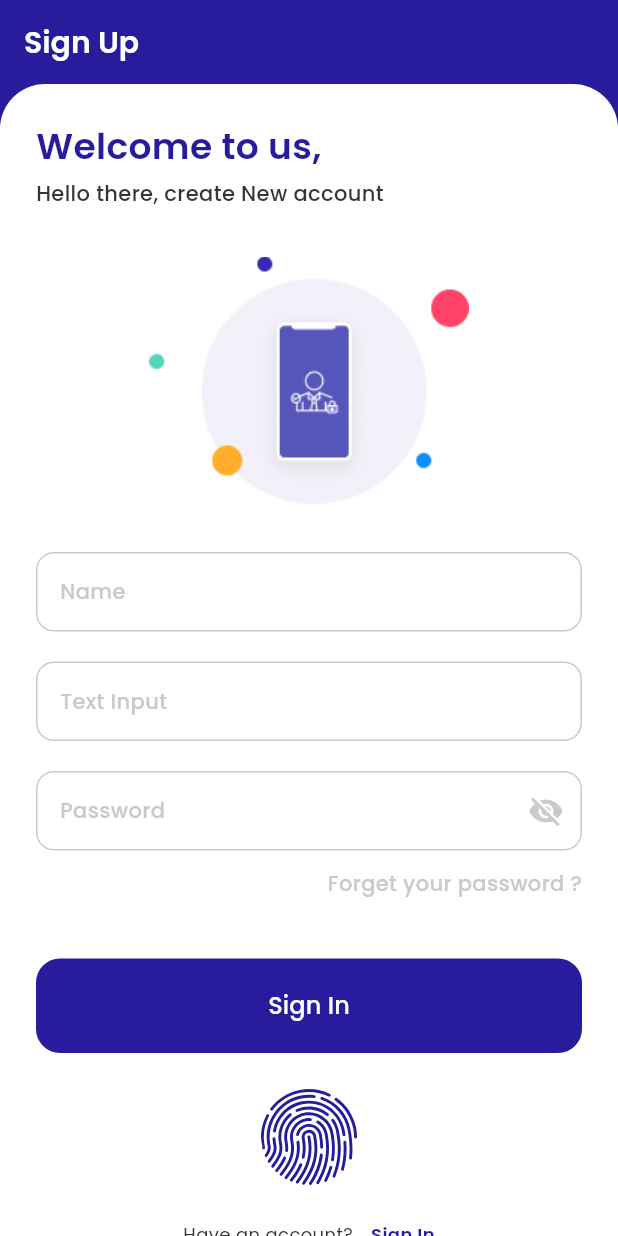
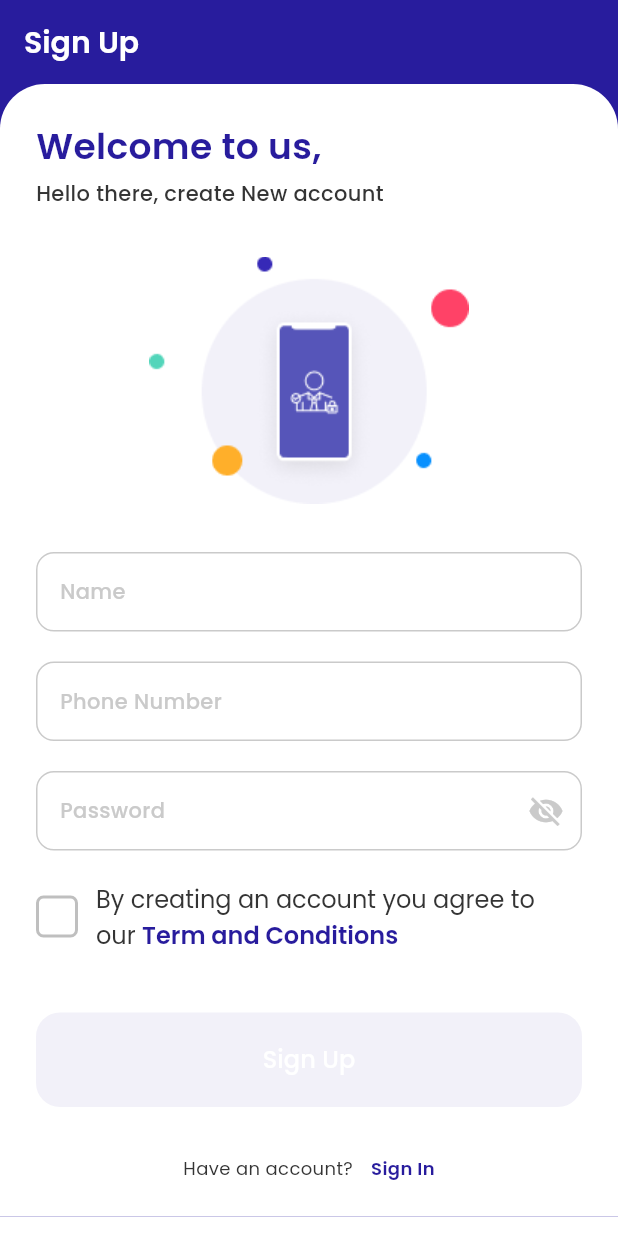
Before and after one commit to KevinAWijaya/ibank_emoney, a Flutter app: the screen it shows after launch, after a tap on "Sign Up", on a phone screen of 412 x 824 dp. Run offline on Flutter 3.47's test engine with Material 3 defaults, Android fonts, the phone set to English and light mode, and no system bars; our stand-ins replace fl_chart, flutter_svg, google_fonts.

Commit message:
register page & adjustment login page

```diff
--- a/lib/core/theme/color.dart
+++ b/lib/core/theme/color.dart
@@ -46,7 +46,7 @@ class VColor {
   static const Color whiteOpacitiy = Color.fromARGB(20, 255, 255, 255);
   static const Color blackOpacity = Color.fromARGB(20, 0, 0, 0);
 
-  static const Color grey1 = Color(0xFFEEEEEE);
+  static const Color grey1 = Color(0xFFBFBFBF);
   static const Color grey2 = Color.fromARGB(255, 169, 168, 168);
   static const Color grey3 = Color.fromARGB(255, 86, 86, 86);
   static const Color grey4 = Color.fromARGB(255, 52, 52, 52);
--- a/lib/ui/auth/login_page.dart
+++ b/lib/ui/auth/login_page.dart
@@ -18,26 +18,21 @@ class LoginPage extends StatefulWidget {
 }
 
 class _LoginPageState extends State<LoginPage> {
-  final textInputController = TextEditingController();
+  final _formKey = GlobalKey<FormState>();
+
+  final phoneController = TextEditingController();
   final passwordController = TextEditingController();
 
-  bool get _isFilled => textInputController.text.isNotEmpty && passwordController.text.isNotEmpty;
+  bool get _isFilled => phoneController.text.isNotEmpty && passwordController.text.isNotEmpty;
 
   @override
   void initState() {
     super.initState();
-    textInputController.addListener(_onChanged);
+    phoneController.addListener(_onChanged);
     passwordController.addListener(_onChanged);
   }
 
   void _onChanged() => setState(() {});
-
-  @override
-  void dispose() {
-    textInputController.dispose();
-    passwordController.dispose();
-    super.dispose();
-  }
 
   @override
   Widget build(BuildContext context) {
@@ -79,28 +74,7 @@ class _LoginPageState extends State<LoginPage> {
             child: Image.asset('$imagePath/Circle Lock.png', height: 165, fit: BoxFit.contain),
           ),
           spaceVerticalSuperLarge,
-          VTextField(hint: "Text Input", controller: textInputController),
-          spaceVerticalMedium,
-          VTextField(hint: "Password", controller: passwordController, isObscure: true),
-          spaceVerticalSmall,
-          Align(
-            alignment: AlignmentDirectional.centerEnd,
-            child: Text("Forget your password ?", style: caption2.copyWith(color: VColor.neutral4)),
-          ),
-          spaceVerticalCustom(40),
-          SizedBox(
-            width: double.infinity,
-            child: FilledButton(
-              onPressed: _isFilled ? () {} : null,
-              style: FilledButton.styleFrom(
-                shape: RoundedRectangleBorder(borderRadius: BorderRadius.all(Radius.circular(radiusLarge))),
-                padding: EdgeInsets.all(marginMedium),
-                backgroundColor: VColor.primary1,
-                disabledBackgroundColor: VColor.primary4,
-              ),
-              child: Text("Sign In", style: textBody1.copyWith(color: VColor.white)),
-            ),
-          ),
+          _form(),
           spaceVerticalLarge,
           Align(
             alignment: Alignment.center,
@@ -129,4 +103,53 @@ class _LoginPageState extends State<LoginPage> {
       ),
     );
   }
+
+  Widget _form() {
+    return Form(
+      key: _formKey,
+      child: Column(
+        children: [
+          VTextField(
+            hint: "Phone Number",
+            controller: phoneController,
+            keyboardType: TextInputType.phone,
+            preffixText: "(+62)",
+            validator: (value) => (value == null || value.length < 9) ? "Enter valid phone" : null,
+          ),
+          spaceVerticalMedium,
+          VTextField(
+            hint: "Password",
+            controller: passwordController,
+            isObscure: true,
+            validator: (value) => (value == null || value.length < 6) ? "Min 6 characters" : null,
+          ),
+          spaceVerticalSmall,
+          Align(
+            alignment: AlignmentDirectional.centerEnd,
+            child: Text("Forget your password ?", style: caption2.copyWith(color: VColor.neutral4)),
+          ),
+          spaceVerticalCustom(40),
+          SizedBox(
+            width: double.infinity,
+            child: FilledButton(
+              onPressed: _isFilled
+                  ? () {
+                      if (_formKey.currentState!.validate()) {
+                        // Submit
+                      }
+                    }
+                  : null,
+              style: FilledButton.styleFrom(
+                shape: RoundedRectangleBorder(borderRadius: BorderRadius.all(Radius.circular(radiusLarge))),
+                padding: EdgeInsets.all(marginMedium),
+                backgroundColor: VColor.primary1,
+                disabledBackgroundColor: VColor.primary4,
+              ),
+              child: Text("Sign In", style: textBody1.copyWith(color: VColor.white)),
+            ),
+          ),
+        ],
+      ),
+    );
+  }
 }
--- a/lib/ui/auth/register_page.dart
+++ b/lib/ui/auth/register_page.dart
@@ -1,5 +1,5 @@
+import 'package:flutter/gestures.dart';
 import 'package:flutter/material.dart';
-import 'package:flutter_svg/svg.dart';
 import 'package:google_fonts/google_fonts.dart';
 import 'package:ibank_emoney/core/constants/constants.dart';
 import 'package:ibank_emoney/core/constants/size.dart';
@@ -10,6 +10,8 @@ import 'package:ibank_emoney/ui/auth/login_page.dart';
 import 'package:ibank_emoney/ui/widgets/app_bar.dart';
 import 'package:ibank_emoney/ui/widgets/text_field.dart';
 
+import '../widgets/check_box.dart';
+
 class RegisterPage extends StatefulWidget {
   const RegisterPage({super.key});
 
@@ -18,9 +20,28 @@ class RegisterPage extends StatefulWidget {
 }
 
 class _RegisterPageState extends State<RegisterPage> {
+  final _formKey = GlobalKey<FormState>();
+
   final nameController = TextEditingController();
-  final textInputController = TextEditingController();
+  final phoneController = TextEditingController();
   final passwordController = TextEditingController();
+
+  bool isChecked = false;
+  bool get _isFilled =>
+      nameController.text.isNotEmpty &&
+      phoneController.text.isNotEmpty &&
+      passwordController.text.isNotEmpty &&
+      isChecked;
+
+  @override
+  void initState() {
+    super.initState();
+    nameController.addListener(_onChanged);
+    phoneController.addListener(_onChanged);
+    passwordController.addListener(_onChanged);
+  }
+
+  void _onChanged() => setState(() {});
 
   @override
   Widget build(BuildContext context) {
@@ -62,40 +83,8 @@ class _RegisterPageState extends State<RegisterPage> {
             child: Image.asset('$imagePath/Circle Phone.png', height: 165, fit: BoxFit.contain),
           ),
           spaceVerticalSuperLarge,
-          VTextField(hint: "Name", controller: nameController),
-          spaceVerticalMedium,
-          VTextField(hint: "Text Input", controller: textInputController),
-          spaceVerticalMedium,
-          VTextField(hint: "Password", controller: passwordController, isObscure: true),
-          spaceVerticalSmall,
-          Align(
-            alignment: AlignmentDirectional.centerEnd,
-            child: Text("Forget your password ?", style: caption2.copyWith(color: VColor.neutral4)),
-          ),
-          spaceVerticalCustom(40),
-          SizedBox(
-            width: double.infinity,
-            child: FilledButton(
-              onPressed: () {},
-              style: FilledButton.styleFrom(
-                shape: RoundedRectangleBorder(borderRadius: BorderRadius.all(Radius.circular(radiusLarge))),
-                padding: EdgeInsets.all(marginMedium),
-                backgroundColor: VColor.primary1,
-              ),
-              child: Text("Sign In", style: textBody1.copyWith(color: VColor.white)),
-            ),
-          ),
-          spaceVerticalLarge,
-          Align(
-            alignment: Alignment.center,
-            child: SvgPicture.asset(
-              '$iconPath/finger.svg',
-              width: 64,
-              height: 64,
-              colorFilter: const ColorFilter.mode(VColor.primary1, BlendMode.srcIn),
-            ),
-          ),
-          spaceVerticalLarge,
+          _form(),
+          spaceVerticalSuperLarge,
           Row(
             mainAxisAlignment: MainAxisAlignment.center,
             children: [
@@ -113,4 +102,88 @@ class _RegisterPageState extends State<RegisterPage> {
       ),
     );
   }
+
+  Widget _form() {
+    return Form(
+      key: _formKey,
+      child: Column(
+        children: [
+          VTextField(
+            hint: "Name",
+            controller: nameController,
+            validator: (value) => (value == null || value.isEmpty) ? "Name is required" : null,
+          ),
+          spaceVerticalMedium,
+          VTextField(
+            hint: "Phone Number",
+            controller: phoneController,
+            keyboardType: TextInputType.phone,
+            preffixText: "(+62)",
+            validator: (value) => (value == null || value.length < 9) ? "Enter valid phone" : null,
+          ),
+          spaceVerticalMedium,
+          VTextField(
+            hint: "Password",
+            controller: passwordController,
+            isObscure: true,
+            validator: (value) => (value == null || value.length < 6) ? "Min 6 characters" : null,
+          ),
+          spaceVerticalMedium,
+          Row(
+            children: [
+              CustomCheckbox(
+                value: isChecked,
+                onChanged: (v) => setState(() => isChecked = v),
+                iconSize: 20,
+                activeBorderColor: VColor.primary1,
+                inactiveBorderColor: VColor.grey1,
+                borderWidth: 2,
+                checkColor: VColor.primary1,
+              ),
+              spaceHorizontalSmall,
+              Expanded(
+                child: RichText(
+                  text: TextSpan(
+                    style: textBody2.copyWith(color: VColor.neutral1),
+                    children: [
+                      const TextSpan(text: "By creating an account you agree to our "),
+                      TextSpan(
+                        text: "Term and Conditions",
+                        style: textTitle3.copyWith(color: VColor.primary1),
+                        recognizer: TapGestureRecognizer()
+                          ..onTap = () {
+                            debugPrint("Terms & Conditions clicked!");
+                          },
+                      ),
+                    ],
+                  ),
+                ),
+              ),
+              spaceHorizontalLarge,
+            ],
+          ),
+          spaceVerticalCustom(40),
+          SizedBox(
+            width: double.infinity,
+            child: FilledButton(
+              onPressed: _isFilled
+                  ? () {
+                      if (_formKey.currentState!.validate()) {
+                        // Submit
+                      }
+                    }
+                  : null,
+              style: FilledButton.styleFrom(
+                shape: RoundedRectangleBorder(borderRadius: BorderRadius.all(Radius.circular(radiusLarge))),
+                padding: EdgeInsets.all(marginMedium),
+                backgroundColor: VColor.primary1,
+                disabledBackgroundColor: VColor.primary4,
+              ),
+              child: Text("Sign Up", style: textBody1.copyWith(color: VColor.white)),
+            ),
+          ),
+        ],
+      ),
+    );
+  }
 }
--- /dev/null
+++ b/lib/ui/widgets/check_box.dart
@@ -0,0 +1,56 @@
+import 'package:flutter/material.dart';
+
+import '../../core/theme/color.dart';
+
+class CustomCheckbox extends StatelessWidget {
+  final bool value;
+  final ValueChanged<bool> onChanged;
+  final double iconSize;
+  final EdgeInsets iconPadding;
+  final Color activeBorderColor;
+  final Color inactiveBorderColor;
+  final double borderWidth;
+  final Color checkColor;
+  final Duration animationDuration;
+
+  const CustomCheckbox({
+    super.key,
+    required this.value,
+    required this.onChanged,
+    this.iconSize = 16,
+    this.iconPadding = const EdgeInsets.all(2),
+    this.activeBorderColor = VColor.primary1,
+    this.inactiveBorderColor = VColor.grey1,
+    this.borderWidth = 2,
+    this.checkColor = VColor.primary1,
+    this.animationDuration = const Duration(milliseconds: 150),
+  });
+
+  @override
+  Widget build(BuildContext context) {
+    return Semantics(
+      checked: value,
+      child: InkWell(
+        onTap: () => onChanged(!value),
+        child: AnimatedContainer(
+          duration: animationDuration,
+          decoration: BoxDecoration(
+            color: Colors.transparent, // keep background unchanged
+            border: Border.all(color: value ? activeBorderColor : inactiveBorderColor, width: borderWidth),
+            borderRadius: BorderRadius.circular(5),
+          ),
+          child: Center(
+            child: AnimatedOpacity(
+              duration: animationDuration,
+              opacity: value ? 1 : 0,
+              child: Padding(
+                padding: iconPadding,
+                child: Icon(Icons.check, size: iconSize, color: checkColor),
+              ),
+            ),
+          ),
+        ),
+      ),
+    );
+  }
+}
--- a/lib/ui/widgets/text_field.dart
+++ b/lib/ui/widgets/text_field.dart
@@ -4,11 +4,22 @@ import 'package:ibank_emoney/core/theme/color.dart';
 import 'package:ibank_emoney/core/theme/style.dart';
 
 class VTextField extends StatefulWidget {
-  const VTextField({super.key, required this.hint, required this.controller, this.isObscure = false});
+  const VTextField({
+    super.key,
+    required this.hint,
+    required this.controller,
+    this.isObscure = false,
+    this.keyboardType,
+    this.preffixText,
+    this.validator,
+  });
 
   final String hint;
   final TextEditingController controller;
   final bool isObscure;
+  final TextInputType? keyboardType;
+  final String? preffixText;
+  final String? Function(String?)? validator;
 
   @override
   State<VTextField> createState() => _VTextFieldState();
@@ -34,10 +45,11 @@ class _VTextFieldState extends State<VTextField> {
   Widget build(BuildContext context) {
     final isFilled = widget.controller.text.isNotEmpty;
 
-    return TextField(
+    return TextFormField(
       controller: widget.controller,
       obscureText: _obscureText,
       style: textBody3.copyWith(color: VColor.neutral1),
+      keyboardType: widget.keyboardType,
       decoration: InputDecoration(
         hint: Text(widget.hint, style: textBody3.copyWith(color: VColor.neutral4)),
         border: OutlineInputBorder(
@@ -48,6 +60,12 @@ class _VTextFieldState extends State<VTextField> {
           borderRadius: BorderRadius.circular(radiusMedium),
           borderSide: BorderSide(color: VColor.neutral4, width: 1.0),
         ),
+        prefixIcon: isFilled && widget.preffixText != null
+            ? Padding(
+                padding: const EdgeInsets.fromLTRB(marginSmall, marginSmall, marginSuperSmall, marginSmall),
+                child: Text(widget.preffixText!, style: textBody1.copyWith(color: VColor.neutral1)),
+              )
+            : null,
         suffixIcon: widget.isObscure
             ? IconButton(
                 icon: Icon(
@@ -62,6 +80,7 @@ class _VTextFieldState extends State<VTextField> {
               )
             : const SizedBox.shrink(),
       ),
+      validator: widget.validator,
     );
   }
 }
```
